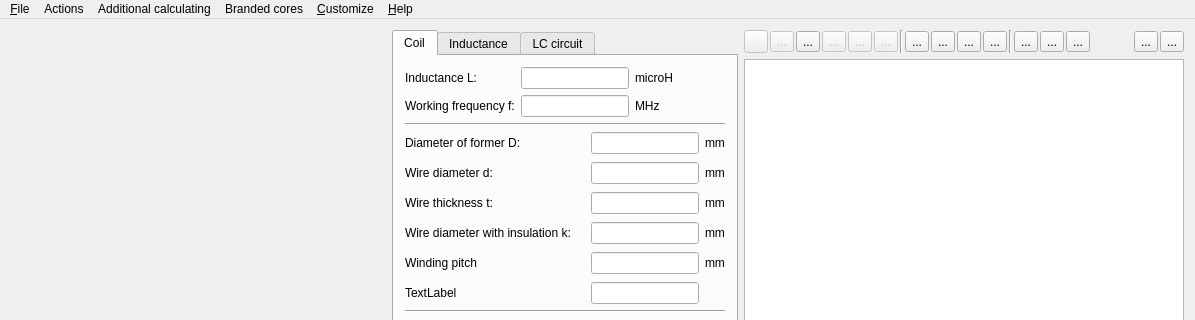
Qt form mainwindow.ui (radioacoustick/Coil64) before a commit; both pictures show x 0 to 1195 and y 0 to 320 of the 1195 by 778 pixel window.
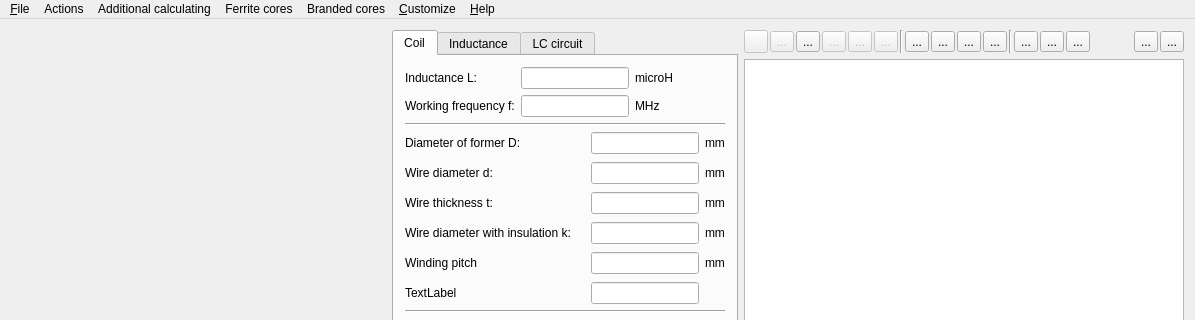
The same form after that commit. Icons and pictures are not drawn.

Diff of the .ui file:
```diff
--- a/mainwindow.ui
+++ b/mainwindow.ui
@@ -1725,9 +1725,19 @@
     </property>
     <addaction name="actionAmidon_cores"/>
    </widget>
+   <widget class="QMenu" name="menuFerrite_cores">
+    <property name="title">
+     <string>Ferrite cores</string>
+    </property>
+    <addaction name="actionPot_core_coil"/>
+    <addaction name="actionCoil_on_a_ferrite_rod"/>
+    <addaction name="separator"/>
+    <addaction name="actionFerrite_toroid_permeability"/>
+   </widget>
    <addaction name="menuFile"/>
    <addaction name="menuActions"/>
    <addaction name="menuAdditional_calculating"/>
+   <addaction name="menuFerrite_cores"/>
    <addaction name="menuBranded_cores"/>
    <addaction name="menuCustomize"/>
    <addaction name="menuHelp"/>
```
Left out of the diff: 22 changed lines with no effect on the pictures.
